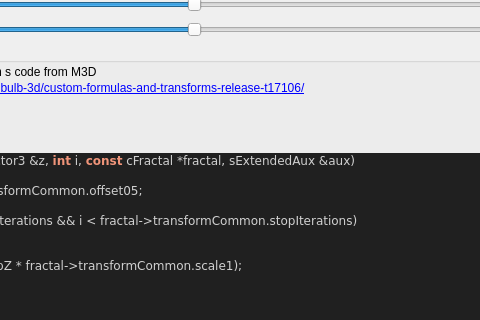
First picture: the form in mandelbulber2/formula/ui/fractal_transf_spherical_fold_chs.ui, repository buddhi1980/mandelbulber2, before the edit; both pictures show x 265 to 745 and y 210 to 530 of the 916 by 1142 pixel window.
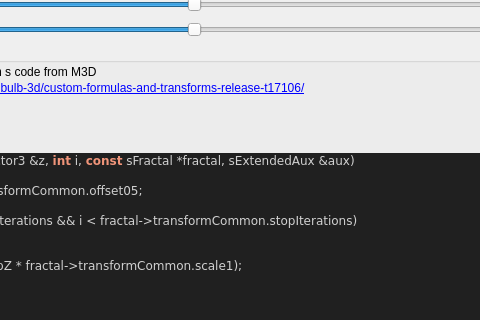
Second picture: the form after the edit. Custom widgets are drawn as their Qt base class.

Diff of the .ui file:
```diff
--- a/mandelbulber2/formula/ui/fractal_transf_spherical_fold_chs.ui
+++ b/mandelbulber2/formula/ui/fractal_transf_spherical_fold_chs.ui
@@ -666,7 +666,7 @@
 &lt;/table&gt;
 &lt;h3&gt;Code&lt;/h3&gt;
 &lt;body style=&quot;background-color:#202020&quot;&gt;
-&lt;pre style=&quot;color:#d0d0d0; background-color:#202020;  font-family:'Courier New',monospace;&quot;&gt;&lt;span style=&quot;color:#f09479; font-weight:bold&quot;&gt;void&lt;/span&gt; &lt;span style=&quot;color:#e47eed&quot;&gt;TransfSphericalFoldCHSIteration&lt;/span&gt;&lt;span style=&quot;color:#d0d0d0&quot;&gt;(&lt;/span&gt;CVector3 &lt;span style=&quot;color:#d0d0d0&quot;&gt;&amp;amp;&lt;/span&gt;z&lt;span style=&quot;color:#d0d0d0&quot;&gt;,&lt;/span&gt; &lt;span style=&quot;color:#f09479; font-weight:bold&quot;&gt;int&lt;/span&gt; i&lt;span style=&quot;color:#d0d0d0&quot;&gt;,&lt;/span&gt; &lt;span style=&quot;color:#f09479; font-weight:bold&quot;&gt;const&lt;/span&gt; cFractal &lt;span style=&quot;color:#d0d0d0&quot;&gt;*&lt;/span&gt;fractal&lt;span style=&quot;color:#d0d0d0&quot;&gt;,&lt;/span&gt; sExtendedAux &lt;span style=&quot;color:#d0d0d0&quot;&gt;&amp;amp;&lt;/span&gt;aux&lt;span style=&quot;color:#d0d0d0&quot;&gt;)&lt;/span&gt;
+&lt;pre style=&quot;color:#d0d0d0; background-color:#202020;  font-family:'Courier New',monospace;&quot;&gt;&lt;span style=&quot;color:#f09479; font-weight:bold&quot;&gt;void&lt;/span&gt; &lt;span style=&quot;color:#e47eed&quot;&gt;TransfSphericalFoldCHSIteration&lt;/span&gt;&lt;span style=&quot;color:#d0d0d0&quot;&gt;(&lt;/span&gt;CVector3 &lt;span style=&quot;color:#d0d0d0&quot;&gt;&amp;amp;&lt;/span&gt;z&lt;span style=&quot;color:#d0d0d0&quot;&gt;,&lt;/span&gt; &lt;span style=&quot;color:#f09479; font-weight:bold&quot;&gt;int&lt;/span&gt; i&lt;span style=&quot;color:#d0d0d0&quot;&gt;,&lt;/span&gt; &lt;span style=&quot;color:#f09479; font-weight:bold&quot;&gt;const&lt;/span&gt; sFractal &lt;span style=&quot;color:#d0d0d0&quot;&gt;*&lt;/span&gt;fractal&lt;span style=&quot;color:#d0d0d0&quot;&gt;,&lt;/span&gt; sExtendedAux &lt;span style=&quot;color:#d0d0d0&quot;&gt;&amp;amp;&lt;/span&gt;aux&lt;span style=&quot;color:#d0d0d0&quot;&gt;)&lt;/span&gt;
 &lt;span style=&quot;color:#d0d0d0&quot;&gt;{&lt;/span&gt;
   &lt;span style=&quot;color:#f09479; font-weight:bold&quot;&gt;double&lt;/span&gt; tempZ &lt;span style=&quot;color:#d0d0d0&quot;&gt;=&lt;/span&gt; &lt;span style=&quot;color:#e47eed&quot;&gt;fabs&lt;/span&gt;&lt;span style=&quot;color:#d0d0d0&quot;&gt;(&lt;/span&gt;z&lt;span style=&quot;color:#d0d0d0&quot;&gt;.&lt;/span&gt;z&lt;span style=&quot;color:#d0d0d0&quot;&gt;) -&lt;/span&gt; fractal&lt;span style=&quot;color:#d0d0d0&quot;&gt;-&amp;gt;&lt;/span&gt;transformCommon&lt;span style=&quot;color:#d0d0d0&quot;&gt;.&lt;/span&gt;offset05&lt;span style=&quot;color:#d0d0d0&quot;&gt;;&lt;/span&gt;
   &lt;span style=&quot;color:#f09479; font-weight:bold&quot;&gt;double&lt;/span&gt; rr&lt;span style=&quot;color:#d0d0d0&quot;&gt;;&lt;/span&gt;
```
